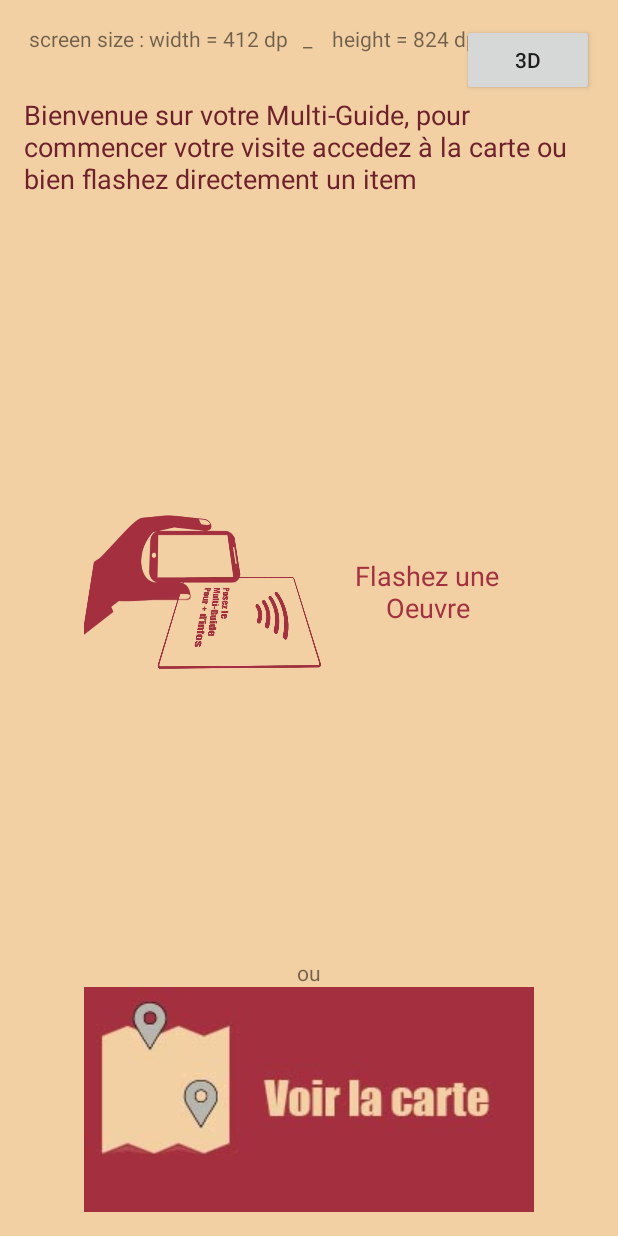
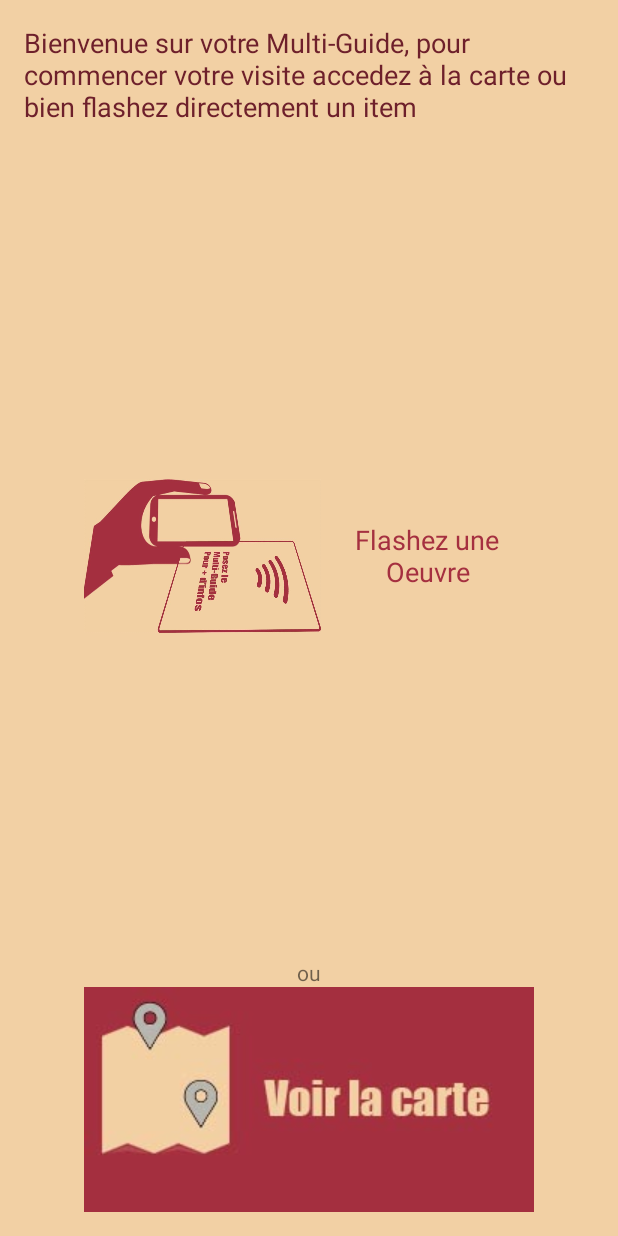
Before and after one commit to AmandineMroad/PFE_NDAR, an Android app: the screen it shows after launch (MainActivity), on a phone screen of 412 x 824 dp. Run offline under Robolectric (Android 15) with nearby library versions, the phone set to English and light mode, and no system bars.

Commit message:
Barre d'etat (baterie heure...) masquée, design up

```diff
--- a/app/src/main/AndroidManifest.xml
+++ b/app/src/main/AndroidManifest.xml
@@ -10,7 +10,8 @@
         android:icon="@mipmap/ic_launcher"
         android:label="@string/app_name"
         android:supportsRtl="true"
-        android:theme="@style/AppTheme.NoActionBar">
+        android:theme="@style/AppTheme.NoActionBar" >
+
         <activity
             android:name=".MainActivity"
             android:label="@string/app_name"
--- a/app/src/main/java/polytech/pfe_ndar/MainActivity.java
+++ b/app/src/main/java/polytech/pfe_ndar/MainActivity.java
@@ -43,14 +43,14 @@ public class MainActivity extends AppCompatActivity {
         ImageButton buttonMap = (ImageButton) findViewById(R.id.button_home_map);
         buttonMap.setOnClickListener(buttonMapListener);
 
-        Button button3D = (Button) findViewById(R.id.button3D);
-        button3D.setOnClickListener(but3dLis);
+       // Button button3D = (Button) findViewById(R.id.button3D);
+       // button3D.setOnClickListener(but3dLis);
 
         //TMP affiche les dimensions de l'écran (en dp)
-        TextView textView = (TextView) findViewById(R.id.homeTextView);
-        textView.setText(" screen size : width = "
-                + ScreenTools.getScreenDpWidth() + " dp   _    height = "
-                + ScreenTools.getScreenDpHeight() + " dp");
+        //TextView textView = (TextView) findViewById(R.id.homeTextView);
+        //textView.setText(" screen size : width = "
+         //       + ScreenTools.getScreenDpWidth() + " dp   _    height = "
+          //      + ScreenTools.getScreenDpHeight() + " dp");
     }
     /* Map launcher */
     OnClickListener buttonMapListener = new OnClickListener() {
--- a/app/src/main/res/layout/content_main.xml
+++ b/app/src/main/res/layout/content_main.xml
@@ -13,23 +13,6 @@
     tools:showIn="@layout/activity_main"
     android:background="#f2d0a4">
 
-    <TextView
-        android:layout_width="wrap_content"
-        android:layout_height="wrap_content"
-        android:text="Hello World!"
-        android:id="@+id/homeTextView"
-        android:layout_alignParentStart="true"
-        android:layout_alignParentTop="true" />
-
-    <Button
-        android:layout_width="wrap_content"
-        android:layout_height="wrap_content"
-        android:text="3D"
-        android:id="@+id/button3D"
-        android:layout_alignParentTop="true"
-        android:layout_alignParentRight="true"
-        android:layout_alignParentEnd="true" />
-
     <ImageButton
         android:layout_width="wrap_content"
         android:layout_height="wrap_content"
@@ -44,7 +27,6 @@
         android:layout_height="wrap_content"
         android:textAppearance="?android:attr/textAppearanceMedium"
         android:text="Bienvenue sur votre Multi-Guide, pour commencer votre visite accedez à la carte ou bien flashez directement un item"
-        android:layout_below="@+id/button3D"
         android:layout_alignParentLeft="true"
         android:layout_alignParentStart="true"
         android:textColor="#6e202b"
--- a/app/src/main/res/values-v21/styles.xml
+++ b/app/src/main/res/values-v21/styles.xml
@@ -1,8 +1,9 @@
-<resources>>
+<resources>
 
     <style name="AppTheme.NoActionBar">
         <item name="windowActionBar">false</item>
         <item name="windowNoTitle">true</item>
+        <item name="android:windowFullscreen">true</item>
         <item name="android:windowDrawsSystemBarBackgrounds">true</item>
         <item name="android:statusBarColor">@android:color/transparent</item>
     </style>
--- a/app/src/main/res/values/room12_content.xml
+++ b/app/src/main/res/values/room12_content.xml
@@ -30,6 +30,7 @@
         <item>@array/menu_r12002</item>
         <item>@string/object_12002_Tag</item>
 
+
     </array>
 
     <array name="menu_r12002">
--- a/app/src/main/res/values/strings.xml
+++ b/app/src/main/res/values/strings.xml
@@ -27,11 +27,11 @@
 
 
     <!-- Data -->
-    <string name="object_12001_name"> Object 12_001 </string>
+    <string name="object_12001_name"> Buste sans tête </string>
     <string name="object_12001_description"> An amazing object from room 12</string>
     <string name="object_12001_raw3D">polytech.pfe_ndar:raw/ceteredtorso_obj</string>
     <string name="object_12001_Tag">044b4e9a513180</string>
-    <string name="object_12002_name"> Object 12_002 </string>
+    <string name="object_12002_name"> Buste avec tête </string>
     <string name="object_12002_description"> Another amazing object from room 12</string>
     <string name="object_12002_raw3D">polytech.pfe_ndar:raw/busthead_obj</string>
     <string name="object_12002_Tag">04115592e63681</string>
--- a/app/src/main/res/values/styles.xml
+++ b/app/src/main/res/values/styles.xml
@@ -23,6 +23,7 @@
         <item name="android:windowBackground">@null</item>
         <item name="metaButtonBarStyle">?android:attr/buttonBarStyle</item>
         <item name="metaButtonBarButtonStyle">?android:attr/buttonBarButtonStyle</item>
+        <item name="android:windowFullscreen">true</item>
     </style>
 
     <style name="FullscreenActionBarStyle" parent="Widget.AppCompat.ActionBar">
@@ -30,6 +31,7 @@
     </style>
 
     <style name="MyAppTheme">
+        <item name="android:windowFullscreen">true</item>
         <item name="android:background">@color/black_overlay</item>
         <item name="windowActionBar">false</item>
         <item name="windowNoTitle">true</item>
```
Also changed, not shown: app/src/main/java/polytech/pfe_ndar/objdisplaytools/views/Obj3DRenderer.java (+4 -4 lines), app/src/main/res/values/obj_photos.xml (added, +7 -0 lines).
